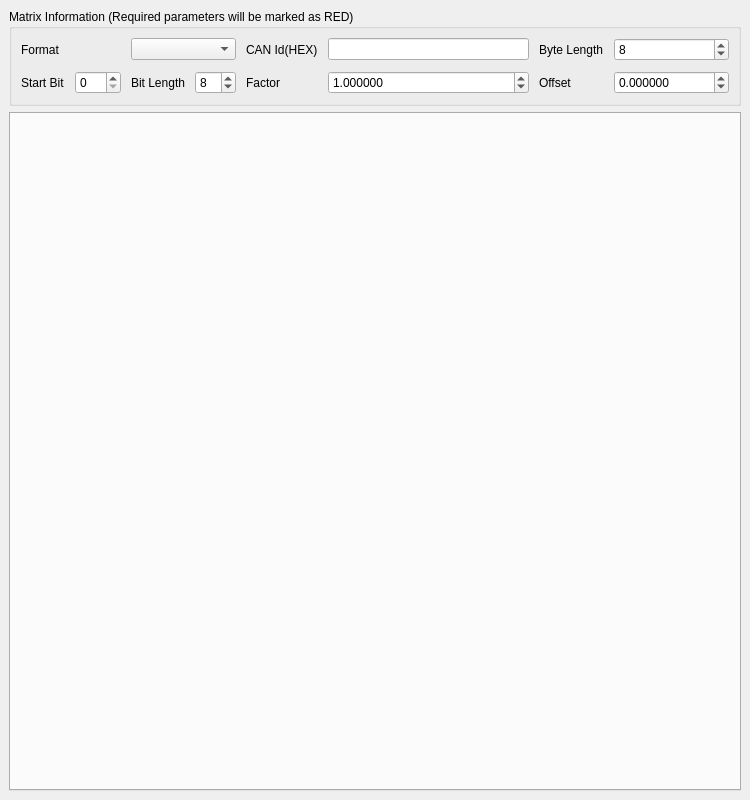
This is ui/page/Home.ui in JoelZhu/CANTool as Qt 5 draws it before an edit. The edited form follows.
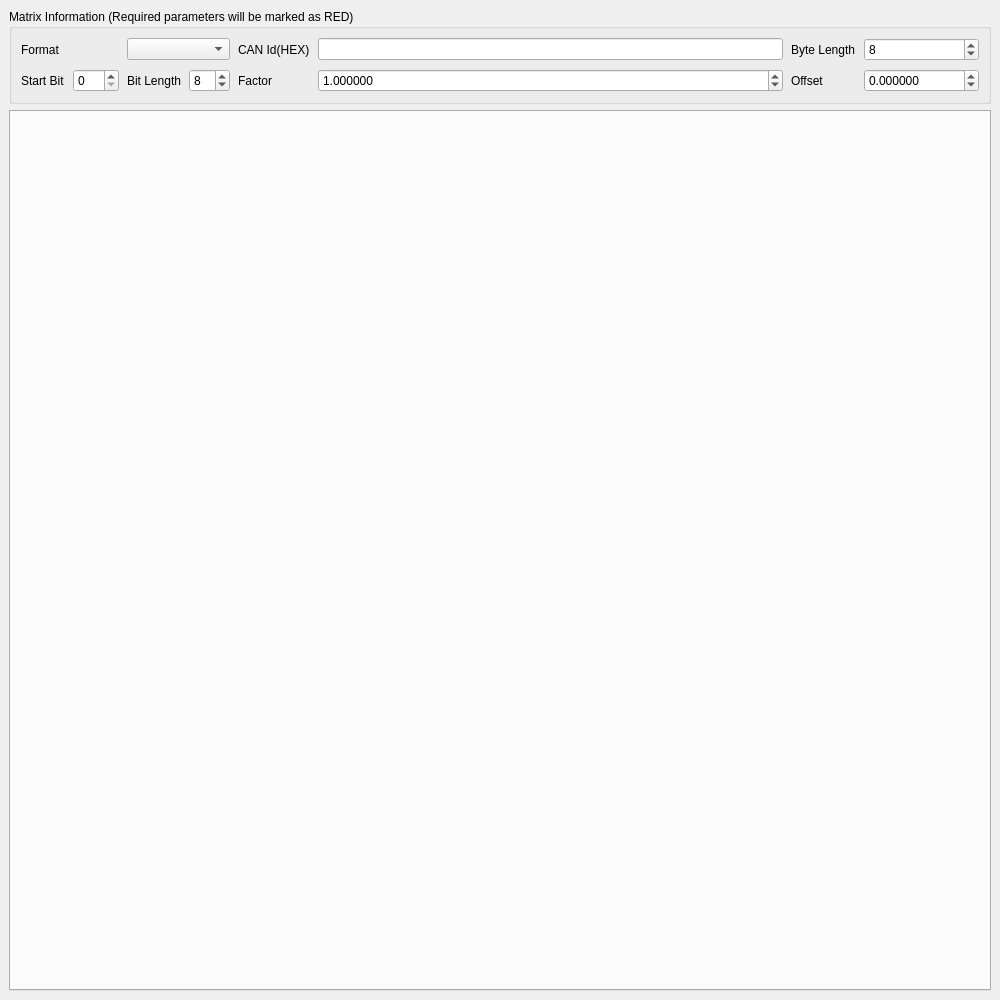
This is the edited form.

Patch:
```diff
--- a/ui/page/Home.ui
+++ b/ui/page/Home.ui
@@ -6,8 +6,8 @@
             <rect>
                 <x>0</x>
                 <y>0</y>
-                <width>750</width>
-                <height>800</height>
+                <width>1000</width>
+                <height>1000</height>
             </rect>
         </property>
         <property name="windowTitle">
@@ -23,10 +23,10 @@
                         </property>
                         <layout class="QGridLayout" name="paramsLayout">
                             <property name="horizontalSpacing">
-                                <number>10</number>
+                                <number>8</number>
                             </property>
                             <property name="verticalSpacing">
-                                <number>10</number>
+                                <number>8</number>
                             </property>
 
                             <!-- 第 0 行：Format & CANId & Byte Length -->
@@ -40,14 +40,14 @@
                             <item row="0" column="2" colspan="2">
                                 <widget class="QComboBox" name="comboFormat"/>
                             </item>
-                            <item row="0" column="4">
+                            <item row="0" column="4" colspan="1">
                                 <widget class="QLabel" name="labelCanId">
                                     <property name="text">
                                         <string>CAN Id(HEX)</string>
                                     </property>
                                 </widget>
                             </item>
-                            <item row="0" column="5">
+                            <item row="0" column="5" colspan="1">
                                 <widget class="QLineEdit" name="editCanId">
                                     <property name="sizePolicy">
                                         <sizepolicy hsizetype="Expanding" vsizetype="Fixed">
@@ -63,14 +63,14 @@
                                     </property>
                                 </widget>
                             </item>
-                            <item row="0" column="6">
+                            <item row="0" column="6" colspan="1">
                                 <widget class="QLabel" name="labelBytes">
                                     <property name="text">
                                         <string>Byte Length</string>
                                     </property>
                                 </widget>
                             </item>
-                            <item row="0" column="7">
+                            <item row="0" column="7" colspan="1">
                                 <widget class="QSpinBox" name="spinByteLength">
                                     <property name="minimum">
                                         <number>1</number>
```
